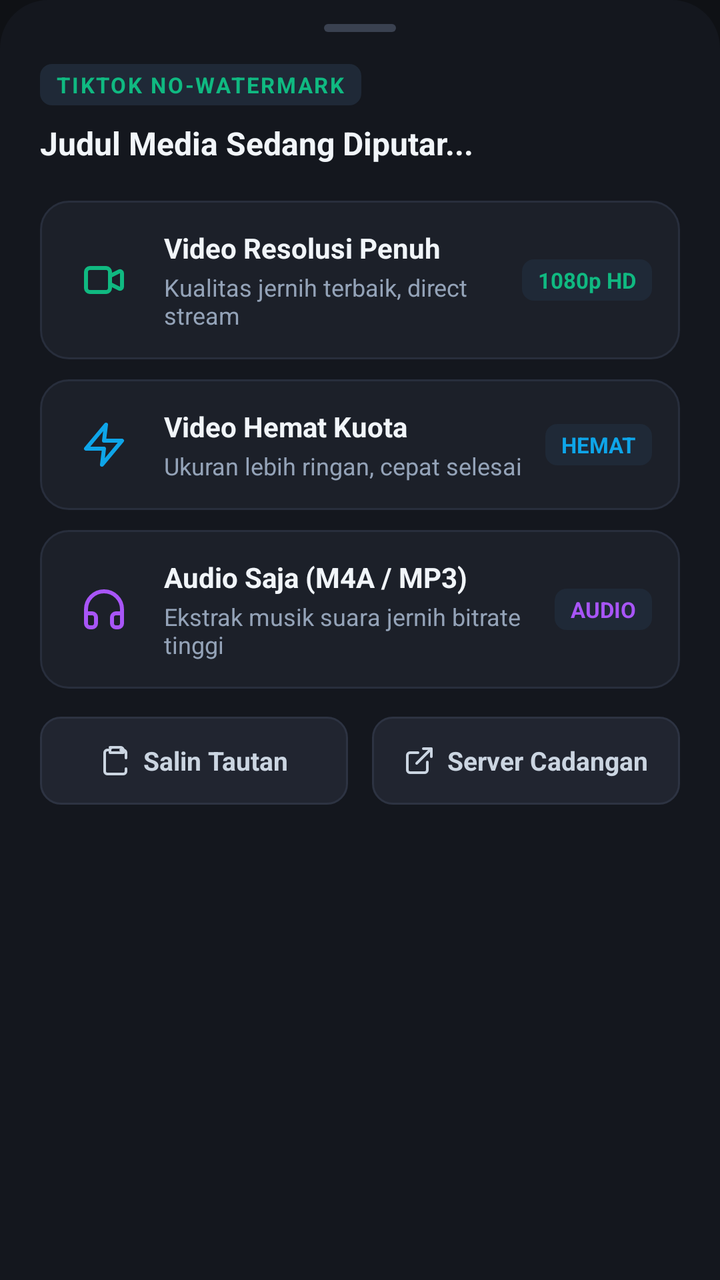
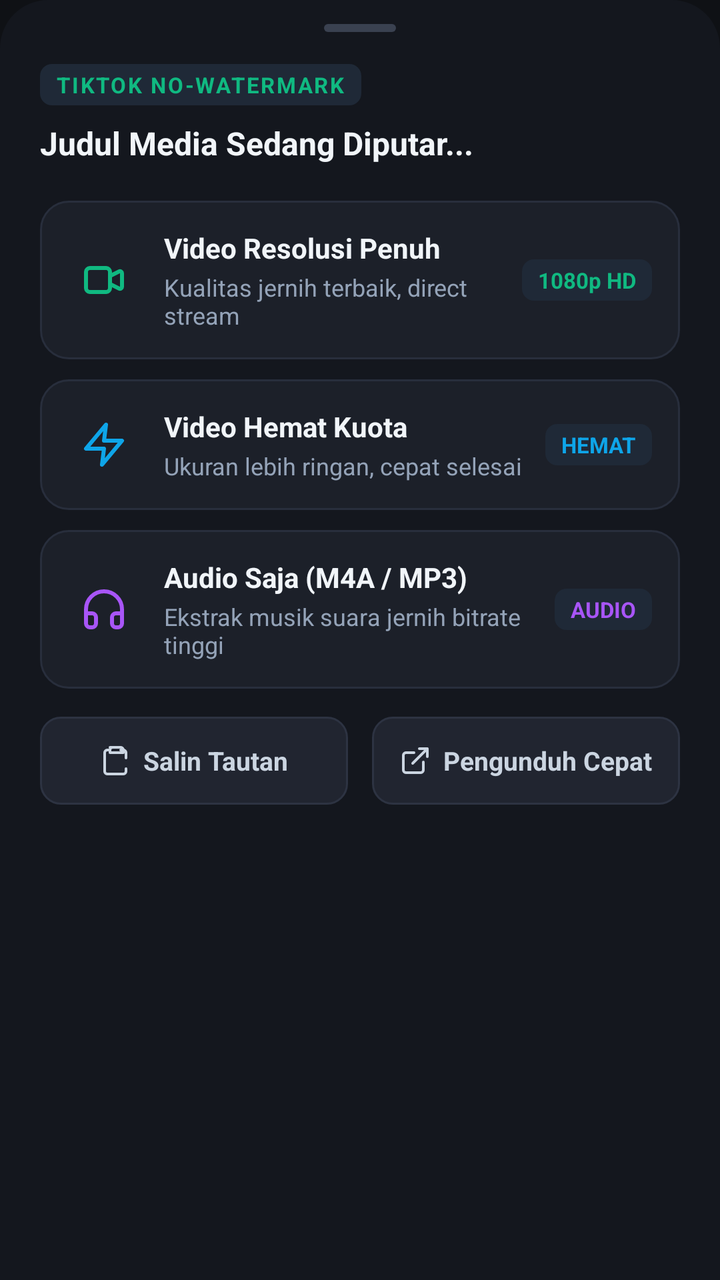

Compare the two renders of this Android layout. The source of the first and the diff that turns it into the second are given below.
<!-- AndroidManifest.xml: application theme Theme.MungilBrowser -->
<!-- res/layout/bottom_sheet_download.xml -->
<?xml version="1.0" encoding="utf-8"?>
<LinearLayout xmlns:android="http://schemas.android.com/apk/res/android"
    xmlns:app="http://schemas.android.com/apk/res-auto"
    android:layout_width="match_parent"
    android:layout_height="wrap_content"
    android:orientation="vertical"
    android:background="@drawable/bg_bottom_sheet_modern"
    android:paddingStart="20dp"
    android:paddingTop="12dp"
    android:paddingEnd="20dp"
    android:paddingBottom="24dp">

    
    <View
        android:layout_width="36dp"
        android:layout_height="4dp"
        android:layout_gravity="center_horizontal"
        android:background="@drawable/bg_drag_handle"
        android:layout_marginBottom="16dp" />

    
    <LinearLayout
        android:layout_width="match_parent"
        android:layout_height="wrap_content"
        android:orientation="horizontal"
        android:gravity="center_vertical"
        android:layout_marginBottom="8dp">

        <TextView
            android:id="@+id/tvPlatformBadge"
            android:layout_width="wrap_content"
            android:layout_height="wrap_content"
            android:text="TIKTOK NO-WATERMARK"
            android:textColor="#10B981"
            android:textSize="11sp"
            android:textStyle="bold"
            android:letterSpacing="0.08"
            android:background="@drawable/bg_badge_pill" />
    </LinearLayout>

    
    <TextView
        android:id="@+id/tvMediaTitle"
        android:layout_width="match_parent"
        android:layout_height="wrap_content"
        android:text="Judul Media Sedang Diputar..."
        android:textColor="#F1F5F9"
        android:textSize="16sp"
        android:textStyle="bold"
        android:maxLines="2"
        android:ellipsize="end"
        android:layout_marginBottom="18dp" />

    
    <LinearLayout
        android:id="@+id/optVideoHd"
        android:layout_width="match_parent"
        android:layout_height="wrap_content"
        android:orientation="horizontal"
        android:gravity="center_vertical"
        android:background="@drawable/bg_download_card_modern"
        android:clickable="true"
        android:focusable="true"
        android:padding="14dp"
        android:layout_marginBottom="10dp">

        <ImageView
            android:layout_width="36dp"
            android:layout_height="36dp"
            android:src="@drawable/ic_video_hd"
            android:contentDescription="HD Video"
            android:padding="6dp" />

        <LinearLayout
            android:layout_width="0dp"
            android:layout_height="wrap_content"
            android:layout_weight="1"
            android:orientation="vertical"
            android:layout_marginStart="12dp">

            <TextView
                android:layout_width="wrap_content"
                android:layout_height="wrap_content"
                android:text="Video Resolusi Penuh"
                android:textColor="#F1F5F9"
                android:textSize="14sp"
                android:textStyle="bold" />

            <TextView
                android:layout_width="wrap_content"
                android:layout_height="wrap_content"
                android:text="Kualitas jernih terbaik, direct stream"
                android:textColor="#94A3B8"
                android:textSize="12sp"
                android:layout_marginTop="2dp" />
        </LinearLayout>

        <TextView
            android:layout_width="wrap_content"
            android:layout_height="wrap_content"
            android:text="1080p HD"
            android:textColor="#10B981"
            android:textSize="11sp"
            android:textStyle="bold"
            android:background="@drawable/bg_badge_pill" />
    </LinearLayout>

    
    <LinearLayout
        android:id="@+id/optVideoSaver"
        android:layout_width="match_parent"
        android:layout_height="wrap_content"
        android:orientation="horizontal"
        android:gravity="center_vertical"
        android:background="@drawable/bg_download_card_modern"
        android:clickable="true"
        android:focusable="true"
        android:padding="14dp"
        android:layout_marginBottom="10dp">

        <ImageView
            android:layout_width="36dp"
            android:layout_height="36dp"
            android:src="@drawable/ic_video_fast"
            android:contentDescription="Saver Video"
            android:padding="6dp" />

        <LinearLayout
            android:layout_width="0dp"
            android:layout_height="wrap_content"
            android:layout_weight="1"
            android:orientation="vertical"
            android:layout_marginStart="12dp">

            <TextView
                android:layout_width="wrap_content"
                android:layout_height="wrap_content"
                android:text="Video Hemat Kuota"
                android:textColor="#F1F5F9"
                android:textSize="14sp"
                android:textStyle="bold" />

            <TextView
                android:layout_width="wrap_content"
                android:layout_height="wrap_content"
                android:text="Ukuran lebih ringan, cepat selesai"
                android:textColor="#94A3B8"
                android:textSize="12sp"
                android:layout_marginTop="2dp" />
        </LinearLayout>

        <TextView
            android:layout_width="wrap_content"
            android:layout_height="wrap_content"
            android:text="HEMAT"
            android:textColor="#0EA5E9"
            android:textSize="11sp"
            android:textStyle="bold"
            android:background="@drawable/bg_badge_pill" />
    </LinearLayout>

    
    <LinearLayout
        android:id="@+id/optAudio"
        android:layout_width="match_parent"
        android:layout_height="wrap_content"
        android:orientation="horizontal"
        android:gravity="center_vertical"
        android:background="@drawable/bg_download_card_modern"
        android:clickable="true"
        android:focusable="true"
        android:padding="14dp"
        android:layout_marginBottom="14dp">

        <ImageView
            android:layout_width="36dp"
            android:layout_height="36dp"
            android:src="@drawable/ic_audio_track"
            android:contentDescription="Audio Saja"
            android:padding="6dp" />

        <LinearLayout
            android:layout_width="0dp"
            android:layout_height="wrap_content"
            android:layout_weight="1"
            android:orientation="vertical"
            android:layout_marginStart="12dp">

            <TextView
                android:layout_width="wrap_content"
                android:layout_height="wrap_content"
                android:text="Audio Saja (M4A / MP3)"
                android:textColor="#F1F5F9"
                android:textSize="14sp"
                android:textStyle="bold" />

            <TextView
                android:layout_width="wrap_content"
                android:layout_height="wrap_content"
                android:text="Ekstrak musik suara jernih bitrate tinggi"
                android:textColor="#94A3B8"
                android:textSize="12sp"
                android:layout_marginTop="2dp" />
        </LinearLayout>

        <TextView
            android:layout_width="wrap_content"
            android:layout_height="wrap_content"
            android:text="AUDIO"
            android:textColor="#A855F7"
            android:textSize="11sp"
            android:textStyle="bold"
            android:background="@drawable/bg_badge_pill" />
    </LinearLayout>

    
    <LinearLayout
        android:layout_width="match_parent"
        android:layout_height="wrap_content"
        android:orientation="horizontal"
        android:gravity="center">

        <LinearLayout
            android:id="@+id/btnCopyLink"
            android:layout_width="0dp"
            android:layout_height="44dp"
            android:layout_weight="1"
            android:orientation="horizontal"
            android:gravity="center"
            android:background="@drawable/bg_btn_action_pill"
            android:clickable="true"
            android:focusable="true"
            android:layout_marginEnd="6dp">

            <ImageView
                android:layout_width="16dp"
                android:layout_height="16dp"
                android:src="@drawable/ic_copy_link"
                android:contentDescription="Salin Tautan"
                android:layout_marginEnd="6dp" />

            <TextView
                android:layout_width="wrap_content"
                android:layout_height="wrap_content"
                android:text="Salin Tautan"
                android:textColor="#CBD5E1"
                android:textSize="13sp"
                android:textStyle="bold" />
        </LinearLayout>

        <LinearLayout
            android:id="@+id/btnAltServer"
            android:layout_width="0dp"
            android:layout_height="44dp"
            android:layout_weight="1"
            android:orientation="horizontal"
            android:gravity="center"
            android:background="@drawable/bg_btn_action_pill"
            android:clickable="true"
            android:focusable="true"
            android:layout_marginStart="6dp">

            <ImageView
                android:layout_width="16dp"
                android:layout_height="16dp"
                android:src="@drawable/ic_external_cloud"
                android:contentDescription="Server Cadangan"
                android:layout_marginEnd="6dp" />

            <TextView
                android:layout_width="wrap_content"
                android:layout_height="wrap_content"
                android:text="Server Cadangan"
                android:textColor="#CBD5E1"
                android:textSize="13sp"
                android:textStyle="bold" />
        </LinearLayout>
    </LinearLayout>

</LinearLayout>
<!-- resources referenced by this layout -->
<resources>
  <!-- drawable bg_badge_pill (drawable) -->
  <shape xmlns:android="http://schemas.android.com/apk/res/android"
      android:shape="rectangle">
      <corners android:radius="6dp" />
      <solid android:color="#1F2937" />
      <padding
          android:left="8dp"
          android:top="3dp"
          android:right="8dp"
          android:bottom="3dp" />
  </shape>
  <!-- drawable bg_bottom_sheet_modern (drawable) -->
  <shape xmlns:android="http://schemas.android.com/apk/res/android"
      android:shape="rectangle">
      <corners
          android:topLeftRadius="24dp"
          android:topRightRadius="24dp" />
      <solid android:color="#14171E" />
  </shape>
  <!-- drawable bg_btn_action_pill (drawable) -->
  <ripple xmlns:android="http://schemas.android.com/apk/res/android"
      android:color="#475569">
      <item>
          <shape android:shape="rectangle">
              <corners android:radius="10dp" />
              <solid android:color="#212530" />
              <stroke android:width="1dp" android:color="#2D3342" />
          </shape>
      </item>
  </ripple>
  <!-- drawable bg_download_card_modern (drawable) -->
  <ripple xmlns:android="http://schemas.android.com/apk/res/android"
      android:color="#334155">
      <item>
          <shape android:shape="rectangle">
              <corners android:radius="14dp" />
              <solid android:color="#1C2029" />
              <stroke android:width="1dp" android:color="#282E3C" />
          </shape>
      </item>
  </ripple>
  <!-- drawable bg_drag_handle (drawable) -->
  <shape xmlns:android="http://schemas.android.com/apk/res/android"
      android:shape="rectangle">
      <corners android:radius="2dp" />
      <solid android:color="#3A4150" />
  </shape>
  <!-- drawable ic_external_cloud (drawable) -->
  <vector xmlns:android="http://schemas.android.com/apk/res/android"
      android:width="18dp"
      android:height="18dp"
      android:viewportWidth="24"
      android:viewportHeight="24">
      <path
          android:strokeColor="#CBD5E1"
          android:strokeWidth="2"
          android:strokeLineCap="round"
          android:strokeLineJoin="round"
          android:pathData="M18,13v6a2,2 0 0,1 -2,2H5a2,2 0 0,1 -2,-2V8a2,2 0 0,1 2,-2h6 M15,3h6v6 M10,14L21,3" />
  </vector>
  <!-- drawable ic_video_fast (drawable) -->
  <vector xmlns:android="http://schemas.android.com/apk/res/android"
      android:width="24dp"
      android:height="24dp"
      android:viewportWidth="24"
      android:viewportHeight="24">
      <path
          android:strokeColor="#0EA5E9"
          android:strokeWidth="2"
          android:strokeLineCap="round"
          android:strokeLineJoin="round"
          android:pathData="M13,2L3,14h9l-1,8 10,-12h-9l1,-8z" />
  </vector>
  <style name="Theme.MungilBrowser" parent="Theme.MaterialComponents.DayNight.NoActionBar">
          <item name="colorPrimary">#10B981</item>
          <item name="colorPrimaryVariant">#059669</item>
          <item name="colorOnPrimary">#0F1115</item>
          <item name="android:statusBarColor">#0F1115</item>
          <item name="android:navigationBarColor">#0F1115</item>
          <item name="android:windowBackground">#0F1115</item>
          <item name="bottomSheetDialogTheme">@style/CustomBottomSheetDialogTheme</item>
      </style>
  <style name="CustomBottomSheetDialogTheme" parent="Theme.Design.Light.BottomSheetDialog">
          <item name="bottomSheetStyle">@style/CustomBottomSheetStyle</item>
          <item name="android:windowIsFloating">false</item>
          <item name="android:navigationBarColor">#14171E</item>
      </style>
  <style name="CustomBottomSheetStyle" parent="Widget.Design.BottomSheet.Modal">
          <item name="android:background">@android:color/transparent</item>
      </style>
  <!-- unchanged entries left out for length: 3 -->
</resources>

<!-- the commit's change to res/layout/bottom_sheet_download.xml (unified diff, before → after) -->
@@ -270,7 +270,7 @@
             <TextView
                 android:layout_width="wrap_content"
                 android:layout_height="wrap_content"
-                android:text="Server Cadangan"
+                android:text="Pengunduh Cepat"
                 android:textColor="#CBD5E1"
                 android:textSize="13sp"
                 android:textStyle="bold" />
